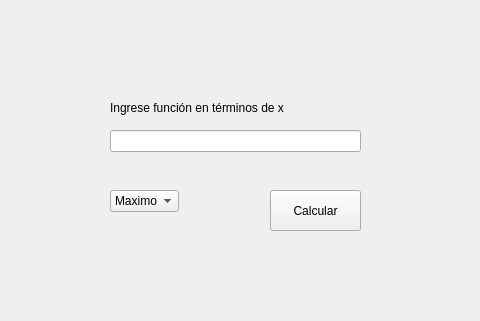
Above: proyecto/mainwindow.ui from Benjajamins/tel102 before the change; both pictures show x 140 to 620 and y 0 to 321 of the 800 by 504 pixel window. Below: the same form after it.
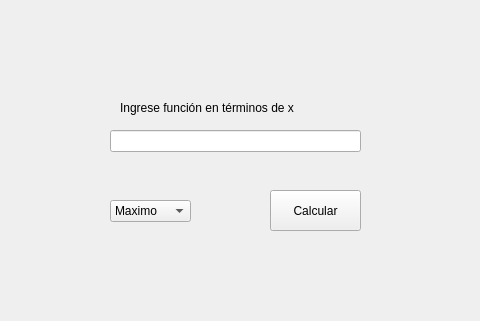
That is the form after the change.

```diff
--- a/proyecto/mainwindow.ui
+++ b/proyecto/mainwindow.ui
@@ -57,8 +57,8 @@
     <property name="geometry">
      <rect>
       <x>250</x>
-      <y>190</y>
-      <width>69</width>
+      <y>200</y>
+      <width>81</width>
       <height>22</height>
      </rect>
     </property>
@@ -86,9 +86,9 @@
    <widget class="QLabel" name="label">
     <property name="geometry">
      <rect>
-      <x>250</x>
+      <x>260</x>
       <y>100</y>
-      <width>211</width>
+      <width>251</width>
       <height>16</height>
      </rect>
     </property>
```
Left out of the diff: 2 changed lines with no effect on the pictures.
